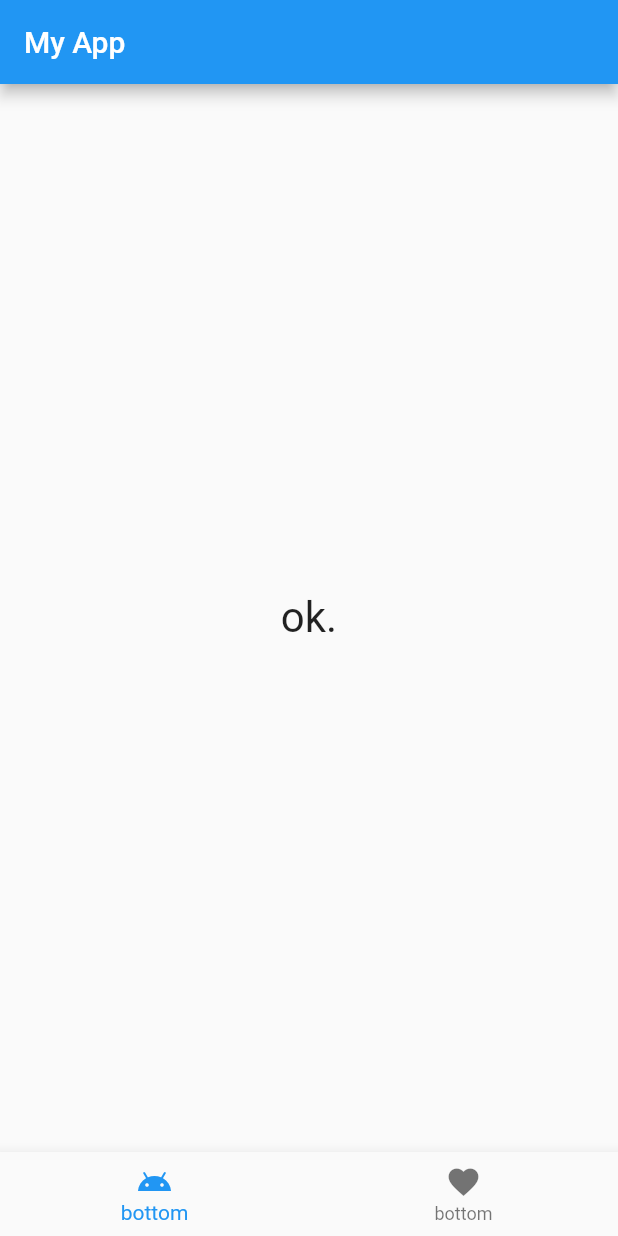
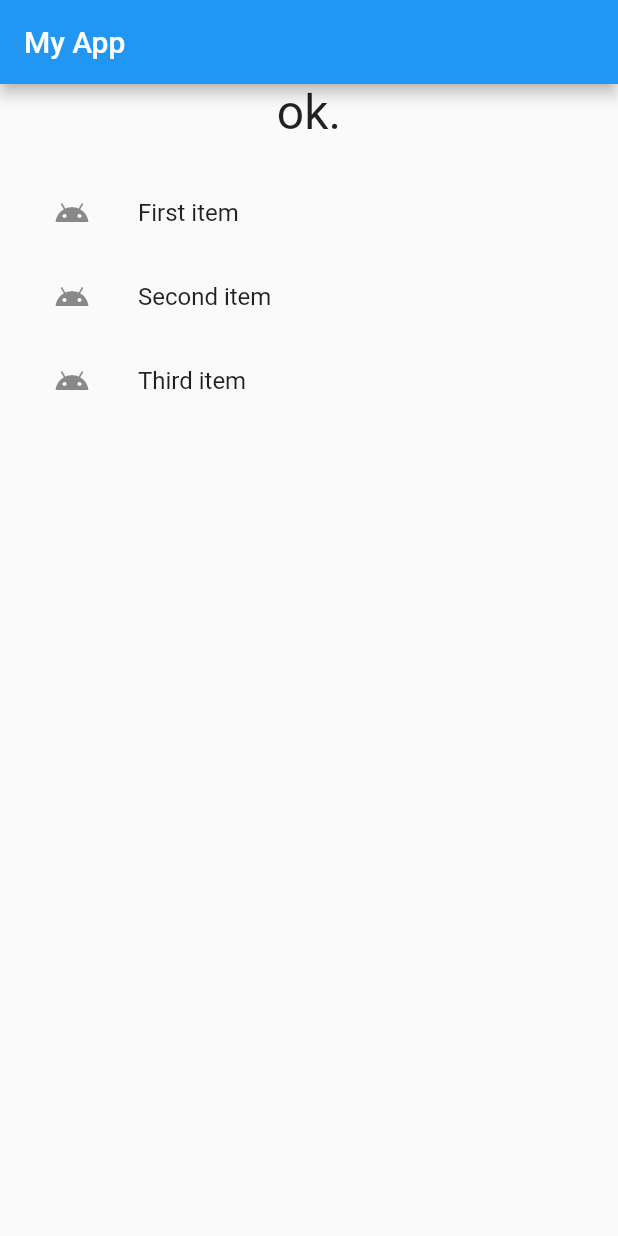
Before and after one commit to TomokiIchi/chapter5, a Flutter app: the screen it shows after launch, on a phone screen of 412 x 824 dp. Run offline on Flutter 3.47's test engine with Material 2 defaults, Android fonts, the phone set to English and light mode, and no system bars.

Commit message:
Listview coplete

```diff
--- a/lib/main.dart
+++ b/lib/main.dart
@@ -28,7 +28,7 @@ class MyHomePage extends StatefulWidget {
 
 class _MyHomePageState extends State<MyHomePage> {
   String _message;
-  int _index = 0;
+  int _index;
 
   @override
   void initState() {
@@ -38,40 +38,59 @@ class _MyHomePageState extends State<MyHomePage> {
 
   @override
   Widget build(BuildContext context) {
-    return Scaffold(
-      appBar: AppBar(
-        title: Text('My App'),
+    return new Scaffold(
+      appBar: new AppBar(
+        title: new Text('My App'),
       ),
-      body: Center(
-        child: Text(
-          _message,
-          style: const TextStyle(
-            fontSize: 28.0,
+      body: Column(
+        children: [
+          Text(
+            _message,
+            style: TextStyle(
+              fontSize: 32.0,
+            ),
           ),
-        ),
-      ),
-      bottomNavigationBar: BottomNavigationBar(
-        currentIndex: _index,
-        items: <BottomNavigationBarItem>[
-          BottomNavigationBarItem(
-            title: Text('bottom'),
-            icon: Icon(Icons.android),
-          ),
-          BottomNavigationBarItem(
-            title: Text("bottom"),
-            icon: Icon(Icons.favorite),
-          ),
+          ListView(
+            shrinkWrap: true,
+            padding: const EdgeInsets.all(20.0),
+            children: [
+              ListTile(
+                leading: const Icon(Icons.android),
+                title: const Text("First item"),
+                selected: _index == 1,
+                onTap: () {
+                  _index = 1;
+                  tapTile();
+                },
+              ),
+              ListTile(
+                leading: const Icon(Icons.android),
+                title: const Text("Second item"),
+                selected: _index == 2,
+                onTap: () {
+                  _index = 2;
+                  tapTile();
+                },
+              ),
+              ListTile(
+                leading: const Icon(Icons.android),
+                title: const Text("Third item"),
+                selected: _index == 3,
+                onTap: () {
+                  _index = 3;
+                  tapTile();
+                },
+              ),
+            ],
+          )
         ],
-        onTap: tapBottomIcon,
       ),
     );
   }
 
-  void tapBottomIcon(int value) {
-    var items = ['Android', 'Heart'];
+  void tapTile() {
     setState(() {
-      _index = value;
-      _message = 'you tapped: "' + items[_index] + '".';
+      _message = 'you tapped:  No, $_index';
     });
   }
 }
```
